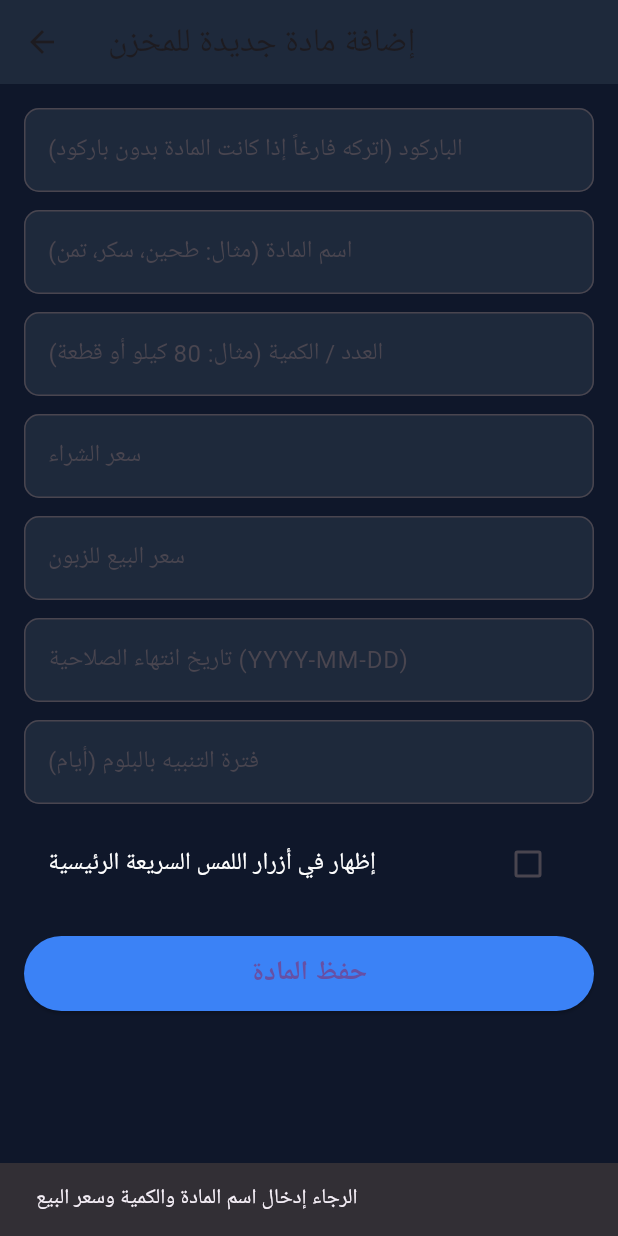
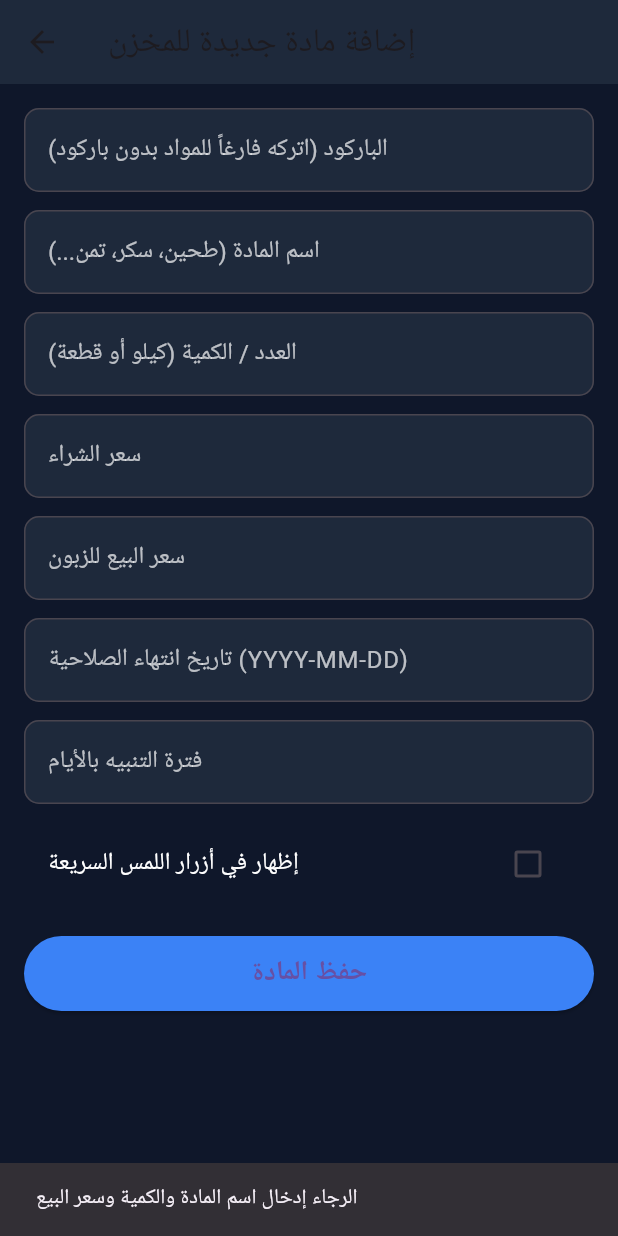
Before and after one commit to huzt99/abo-amuli, a Flutter app: the AddProductScreen screen opened directly, after a tap on "حفظ المادة", on a phone screen of 412 x 824 dp. Run offline on Flutter 3.47's test engine with Material 3 defaults, Android fonts, the light colour scheme and no system bars; our stand-ins replace permission_handler, shared_preferences, sqflite; missing offline and left inert: mobile_scanner; accounts and stored records are empty; Roboto replaces fonts that are missing (Cairo).

Commit message:
Update text fields and barcode handling in add_product_screen

```diff
--- a/lib/screens/add_product_screen.dart
+++ b/lib/screens/add_product_screen.dart
@@ -28,7 +28,7 @@ class _AddProductScreenState extends State<AddProductScreen> {
       return;
     }
 
-    // معالجة الباركود التلقائي للمواد التي بدون باركود (مثل الطحين والسكر والكرزات)
+    // توليد باركود تلقائي إذا تركه فارغاً للمواد بدون باركود (طحين، سكر، كرزات...)
     String barcode = _barcodeController.text.trim();
     if (barcode.isEmpty || barcode.contains('بدون')) {
       barcode = 'NO_BC_${DateTime.now().millisecondsSinceEpoch}';
@@ -56,17 +56,6 @@ class _AddProductScreenState extends State<AddProductScreen> {
         ),
       );
 
-      // تفريغ الحقول التلقائي بعد الحفظ
-      _barcodeController.clear();
-      _nameController.clear();
-      _qtyController.clear();
-      _buyPriceController.clear();
-      _sellPriceController.clear();
-      _expiryController.clear();
-      _alertController.clear();
-      setState(() => _isQuick = false);
-
-      // العودة للشاشة الرئيسية لتحديث القوائم
       Navigator.pop(context);
     } catch (e) {
       if (!mounted) return;
@@ -88,15 +77,15 @@ class _AddProductScreenState extends State<AddProductScreen> {
         padding: const EdgeInsets.all(16.0),
         child: Column(
           children: [
-            _buildTextField(_barcodeController, 'الباركود (اتركه فارغاً إذا كانت المادة بدون باركود)'),
-            _buildTextField(_nameController, 'اسم المادة (مثال: طحين، سكر، تمن)'),
-            _buildTextField(_qtyController, 'العدد / الكمية (مثال: 80 كيلو أو قطعة)', isNumber: true),
+            _buildTextField(_barcodeController, 'الباركود (اتركه فارغاً للمواد بدون باركود)'),
+            _buildTextField(_nameController, 'اسم المادة (طحين، سكر، تمن...)'),
+            _buildTextField(_qtyController, 'العدد / الكمية (كيلو أو قطعة)', isNumber: true),
             _buildTextField(_buyPriceController, 'سعر الشراء', isNumber: true),
             _buildTextField(_sellPriceController, 'سعر البيع للزبون', isNumber: true),
             _buildTextField(_expiryController, 'تاريخ انتهاء الصلاحية (YYYY-MM-DD)'),
-            _buildTextField(_alertController, 'فترة التنبيه بالبلوم (أيام)', isNumber: true),
+            _buildTextField(_alertController, 'فترة التنبيه بالأيام', isNumber: true),
             CheckboxListTile(
-              title: const Text('إظهار في أزرار اللمس السريعة الرئيسية', style: TextStyle(color: Colors.white)),
+              title: const Text('إظهار في أزرار اللمس السريعة', style: TextStyle(color: Colors.white)),
               value: _isQuick,
               onChanged: (val) => setState(() => _isQuick = val ?? false),
               activeColor: const Color(0xFF3B82F6),
@@ -126,7 +115,7 @@ class _AddProductScreenState extends State<AddProductScreen> {
         style: const TextStyle(color: Colors.white),
         decoration: InputDecoration(
           labelText: label,
-          labelStyle: const TextStyle(color: Colors.slate),
+          labelStyle: const TextStyle(color: Colors.white70),
           filled: true,
           fillColor: const Color(0xFF1E293B),
           border: OutlineInputBorder(borderRadius: BorderRadius.circular(10)),
```
